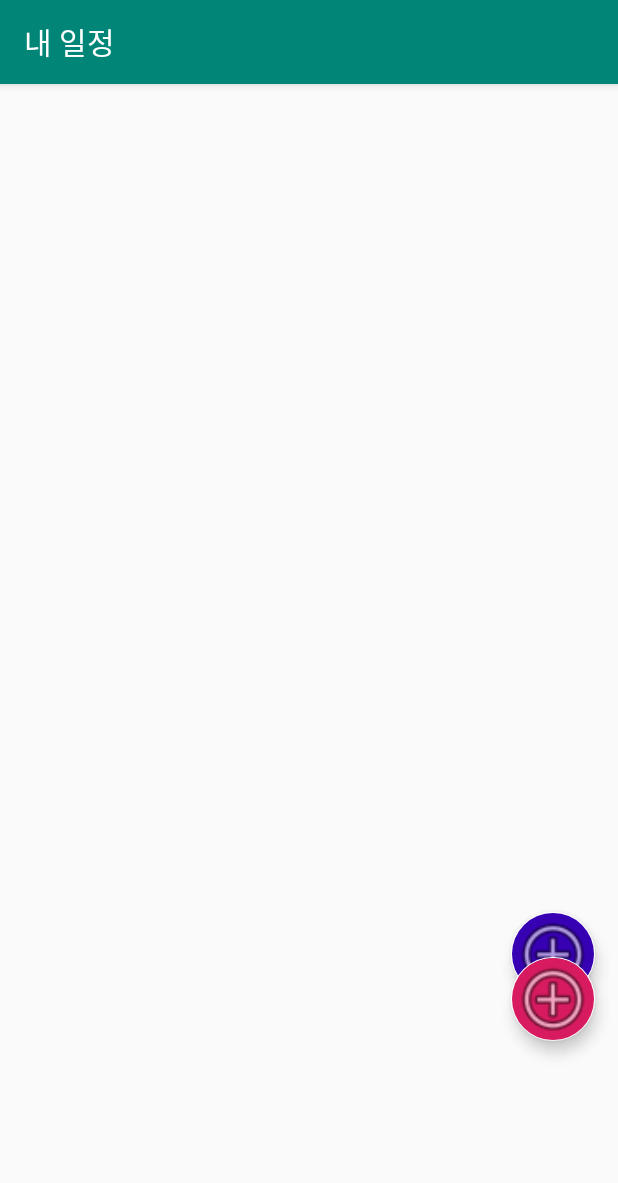
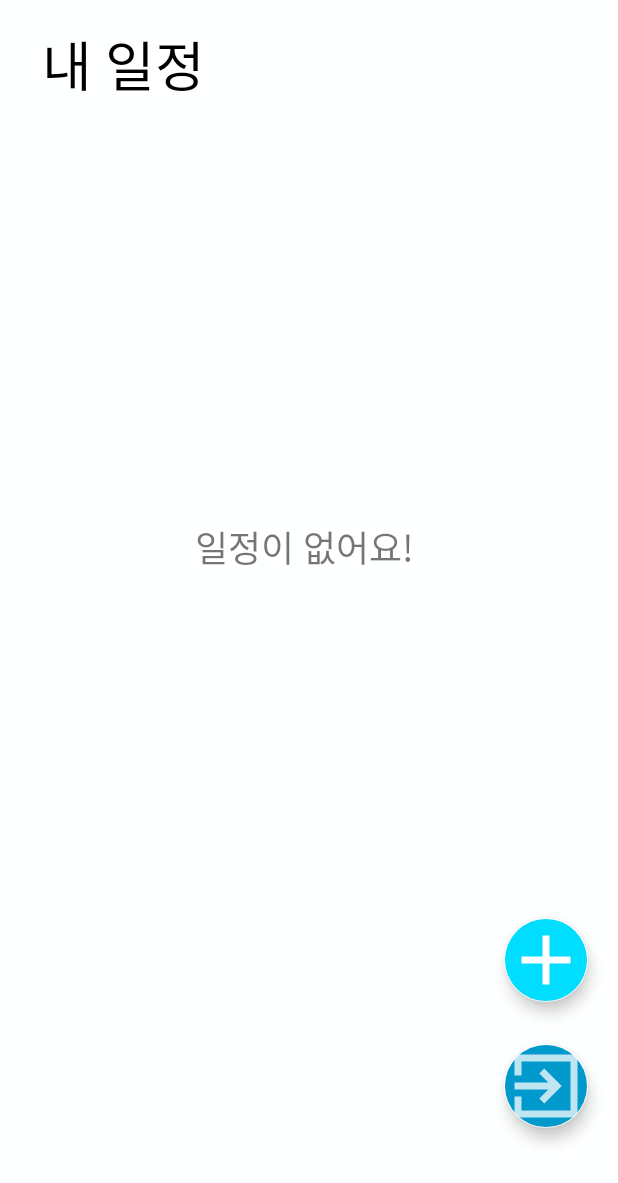
Before and after one commit to seungpyo/letsMeal, an Android app: the MainActivity screen opened directly, with no data from a screen before it, on a phone screen of 412 x 824 dp. Shown: the top 1183 px of the screen. Run offline under Robolectric (Android 15) with nearby library versions, the phone set to English and light mode, and no system bars; our stand-ins replace Firebase (no records; nobody signed in at launch, a user with empty details on screens opened directly); libraries missing offline, so code that uses them is left out: com.firebase.ui.

Commit message:
Fixed some horrible designs

```diff
--- a/app/build.gradle
+++ b/app/build.gradle
@@ -35,6 +35,7 @@ dependencies {
     implementation 'com.google.firebase:firebase-core:17.0.0'
     implementation 'com.google.firebase:firebase-auth:17.0.0'
     implementation 'com.firebaseui:firebase-ui-auth:4.3.1'
+    implementation 'com.google.firebase:firebase-firestore:18.2.0'
 
     // implementation 'com.facebook.android:facebook-login:5.0.0'
 
--- a/app/src/main/AndroidManifest.xml
+++ b/app/src/main/AndroidManifest.xml
@@ -13,7 +13,7 @@
         <activity
             android:name=".SplashActivity"
             android:label="@string/create_schedule_activity_title"
-            android:theme="@style/Theme.Design.NoActionBar">
+            android:theme="@style/AppTheme">
             <intent-filter>
                 <action android:name="android.intent.action.MAIN" />
                 <category android:name="android.intent.category.LAUNCHER" />
--- a/app/src/main/java/com/example/letsmeal/MainActivity.java
+++ b/app/src/main/java/com/example/letsmeal/MainActivity.java
@@ -10,13 +10,15 @@ import android.content.SharedPreferences;
 import android.os.Bundle;
 import android.util.Log;
 import android.view.View;
-import android.widget.Toast;
+import android.widget.TextView;
 
 import com.example.letsmeal.dummy.Schedule;
 import com.firebase.ui.auth.AuthUI;
 import com.google.android.gms.tasks.OnCompleteListener;
 import com.google.android.gms.tasks.Task;
 import com.google.android.material.floatingactionbutton.FloatingActionButton;
+import com.google.firebase.firestore.CollectionReference;
+import com.google.firebase.firestore.FirebaseFirestore;
 
 import java.util.Calendar;
 
@@ -27,6 +29,7 @@ public class MainActivity extends AppCompatActivity {
 
     RecyclerView recyclerView;
     RecyclerViewAdapter recyclerViewAdapter;
+    TextView noScheduleLabel;
 
     /**
      * A FireBase UID to identify user.
@@ -38,14 +41,19 @@ public class MainActivity extends AppCompatActivity {
         super.onCreate(savedInstanceState);
         setContentView(R.layout.activity_main);
 
-        uid = getIntent().getStringExtra("uid");
 
+        LinearLayoutManager linearLayoutManager = new LinearLayoutManager(getApplicationContext());
         recyclerView = findViewById(R.id.recyclerview);
-        LinearLayoutManager linearLayoutManager = new LinearLayoutManager(getApplicationContext());
         recyclerView.setHasFixedSize(true); // 뭔 소리지?
         recyclerView.setLayoutManager(linearLayoutManager);
+        recyclerViewAdapter = new RecyclerViewAdapter(getApplicationContext(), R.layout.activity_main);
 
-        recyclerViewAdapter = new RecyclerViewAdapter(getApplicationContext(), R.layout.activity_main);
+        noScheduleLabel = findViewById(R.id.noScheduleLabel);
+
+        uid = getIntent().getStringExtra("uid");
+        FirebaseFirestore db = FirebaseFirestore.getInstance();
+        db.collection(getString(R.string.firestore_root_collection_name));
+
 
         final FloatingActionButton addItemFab = findViewById(R.id.addItemFab);
         addItemFab.setOnClickListener(new View.OnClickListener() {
@@ -95,6 +103,8 @@ public class MainActivity extends AppCompatActivity {
             ItemCard newCard = new ItemCard(schedule);
             Log.d(TAG, schedule.toString());
 
+            noScheduleLabel.setVisibility(View.INVISIBLE);
+
             recyclerViewAdapter.addItemCard(newCard);
             recyclerViewAdapter.setContext(getApplicationContext());
             recyclerView.setAdapter(recyclerViewAdapter);
--- a/app/src/main/java/com/example/letsmeal/SplashActivity.java
+++ b/app/src/main/java/com/example/letsmeal/SplashActivity.java
@@ -28,6 +28,7 @@ public class SplashActivity extends Activity {
         setContentView(R.layout.activity_splash);
         this.pref = getSharedPreferences("pref", MODE_PRIVATE);
         this.editor = pref.edit();
+
 
         boolean signInRequired = pref.getBoolean("signInRequired", true);
         if (signInRequired) {
--- a/app/src/main/java/com/example/letsmeal/dummy/Schedule.java
+++ b/app/src/main/java/com/example/letsmeal/dummy/Schedule.java
@@ -7,7 +7,9 @@ import java.util.HashMap;
 import java.util.Locale;
 
 public class Schedule implements Serializable {
-
+    /**
+     * @param id A distinct ID for each schedule. Can we replace it with ID from Cloud Firestore?
+     */
     public long id;
     public String organizerUid;
     public String title;
--- /dev/null
+++ b/app/src/main/res/drawable/ic_add_black_24dp.xml
@@ -0,0 +1,9 @@
+<vector xmlns:android="http://schemas.android.com/apk/res/android"
+        android:width="20dp"
+        android:height="20dp"
+        android:viewportWidth="24.0"
+        android:viewportHeight="24.0">
+    <path
+        android:fillColor="@android:color/white"
+        android:pathData="M19,13h-6v6h-2v-6H5v-2h6V5h2v6h6v2z"/>
+</vector>
--- /dev/null
+++ b/app/src/main/res/drawable/ic_exit_to_app_black_24dp.xml
@@ -0,0 +1,5 @@
+<vector android:alpha="0.75" android:height="24dp"
+    android:tint="#FFFFFF" android:viewportHeight="24.0"
+    android:viewportWidth="24.0" android:width="24dp" xmlns:android="http://schemas.android.com/apk/res/android">
+    <path android:fillColor="#FF000000" android:pathData="M10.09,15.59L11.5,17l5,-5 -5,-5 -1.41,1.41L12.67,11H3v2h9.67l-2.58,2.59zM19,3H5c-1.11,0 -2,0.9 -2,2v4h2V5h14v14H5v-4H3v4c0,1.1 0.89,2 2,2h14c1.1,0 2,-0.9 2,-2V5c0,-1.1 -0.9,-2 -2,-2z"/>
+</vector>
--- a/app/src/main/res/layout/activity_main.xml
+++ b/app/src/main/res/layout/activity_main.xml
@@ -4,32 +4,39 @@
     xmlns:tools="http://schemas.android.com/tools"
     android:layout_width="match_parent"
     android:layout_height="match_parent"
+    android:background="#FEFFFF"
+    android:backgroundTint="#FEFFFF"
     tools:context=".MainActivity">
 
 
     <androidx.recyclerview.widget.RecyclerView
         android:id="@+id/recyclerview"
+        android:layout_width="408dp"
+        android:layout_height="574dp"
+        android:layout_marginTop="92dp"
+        android:background="#FEFFFF"
+        android:backgroundTint="#FEFFFF"
         android:scrollbars="vertical"
-        android:layout_height="wrap_content"
-        android:layout_width="match_parent"
-        app:layout_constraintTop_toTopOf="parent"
-        app:layout_constraintRight_toRightOf="parent"/>
+        app:layout_constraintRight_toRightOf="parent"
+        app:layout_constraintTop_toTopOf="parent" />
 
     <com.google.android.material.floatingactionbutton.FloatingActionButton
         android:id="@+id/addItemFab"
         android:layout_width="wrap_content"
         android:layout_height="wrap_content"
         android:layout_gravity="bottom|end"
+        android:layout_marginStart="336dp"
         android:layout_marginRight="15sp"
-        android:layout_marginBottom="160dp"
-        android:backgroundTint="@color/design_default_color_primary_dark"
-        android:foreground="@android:drawable/ic_menu_add"
+        android:layout_marginBottom="156dp"
+        android:backgroundTint="@android:color/holo_blue_bright"
+        android:foreground="@drawable/ic_add_black_24dp"
         android:tint="#00FFFFFF"
         android:visibility="visible"
         app:backgroundTint="#ffffff"
         app:elevation="6dp"
         app:layout_constraintBottom_toBottomOf="parent"
         app:layout_constraintRight_toRightOf="parent"
+        app:layout_constraintStart_toStartOf="parent"
         app:pressedTranslationZ="12dp" />
 
     <com.google.android.material.floatingactionbutton.FloatingActionButton
@@ -37,16 +44,40 @@
         android:layout_width="wrap_content"
         android:layout_height="wrap_content"
         android:layout_gravity="bottom|end"
-        android:layout_marginRight="15sp"
-        android:layout_marginBottom="130dp"
-        android:backgroundTint="@color/colorAccent"
-        android:foreground="@android:drawable/ic_menu_add"
+        android:layout_marginTop="28dp"
+        android:backgroundTint="@android:color/holo_blue_dark"
+        android:foreground="@drawable/ic_exit_to_app_black_24dp"
         android:tint="#00FFFFFF"
         android:visibility="visible"
         app:backgroundTint="#ffffff"
         app:elevation="6dp"
-        app:layout_constraintBottom_toBottomOf="parent"
-        app:layout_constraintRight_toRightOf="parent"
+        app:layout_constraintEnd_toEndOf="@+id/addItemFab"
+        app:layout_constraintTop_toBottomOf="@+id/addItemFab"
         app:pressedTranslationZ="12dp" />
 
+    <TextView
+        android:id="@+id/titleText"
+        android:layout_width="198dp"
+        android:layout_height="63dp"
+        android:layout_marginStart="28dp"
+        android:layout_marginTop="16dp"
+        android:text="@string/main_activity_title"
+        android:textColor="@android:color/black"
+        android:textSize="36sp"
+        app:layout_constraintStart_toStartOf="parent"
+        app:layout_constraintTop_toTopOf="parent" />
+
+    <TextView
+        android:id="@+id/noScheduleLabel"
+        android:layout_width="182dp"
+        android:layout_height="66dp"
+        android:layout_marginStart="112dp"
+        android:layout_marginTop="332dp"
+        android:gravity="center"
+        android:text="일정이 없어요!"
+        android:textSize="24sp"
+        android:visibility="visible"
+        app:layout_constraintStart_toStartOf="parent"
+        app:layout_constraintTop_toTopOf="parent" />
+
 </androidx.constraintlayout.widget.ConstraintLayout>
--- a/app/src/main/res/values/strings.xml
+++ b/app/src/main/res/values/strings.xml
@@ -4,11 +4,16 @@
     <!-- String constants for App contents -->
     <string name="schedule_no_description">일정 설명이 없습니다.</string>
     <string name="no_such_person_name"> 님은 등록되지 않은 사용자입니다.</string>
+    <string name="main_activity_name">밥 한번 먹자</string>
     <string name="main_activity_title">내 일정</string>
     <string name="create_schedule_activity_title">새 일정 만들기</string>
+
+    <!-- Firebase Cloudstore Resources -->
+    <string name="firestore_root_collection_name">scheds</string>
 
     <!-- Facebook application ID and custom URL scheme (app ID prefixed by 'fb'). -->
     <string name="facebook_application_id" translatable="false">letsMealID</string>
     <string name="facebook_login_protocol_scheme" translatable="false">letsMealPW</string>
 
+
 </resources>
--- a/app/src/main/res/values/styles.xml
+++ b/app/src/main/res/values/styles.xml
@@ -1,8 +1,9 @@
 <resources>
 
     <!-- Base application theme. -->
-    <style name="AppTheme" parent="Theme.AppCompat.Light.DarkActionBar">
+    <style name="AppTheme" parent="Theme.AppCompat.Light.NoActionBar">
         <!-- Customize your theme here. -->
+        <item name="android:windowBackground">@android:color/white</item>
         <item name="colorPrimary">@color/colorPrimary</item>
         <item name="colorPrimaryDark">@color/colorPrimaryDark</item>
         <item name="colorAccent">@color/colorAccent</item>
```
Also changed, not shown: app/src/main/res/layout/item_card_layout.xml (+46 -16 lines).
